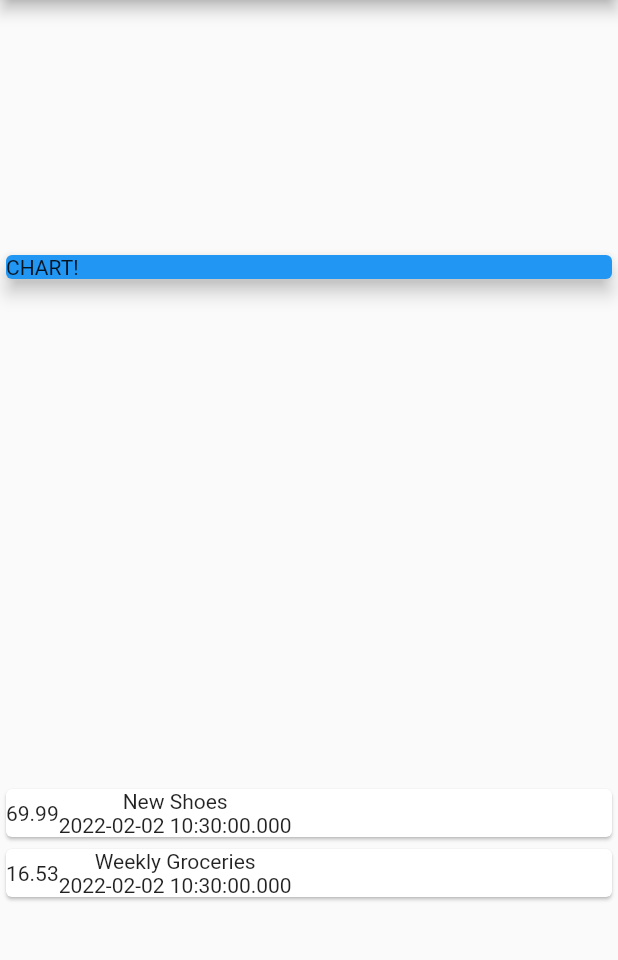
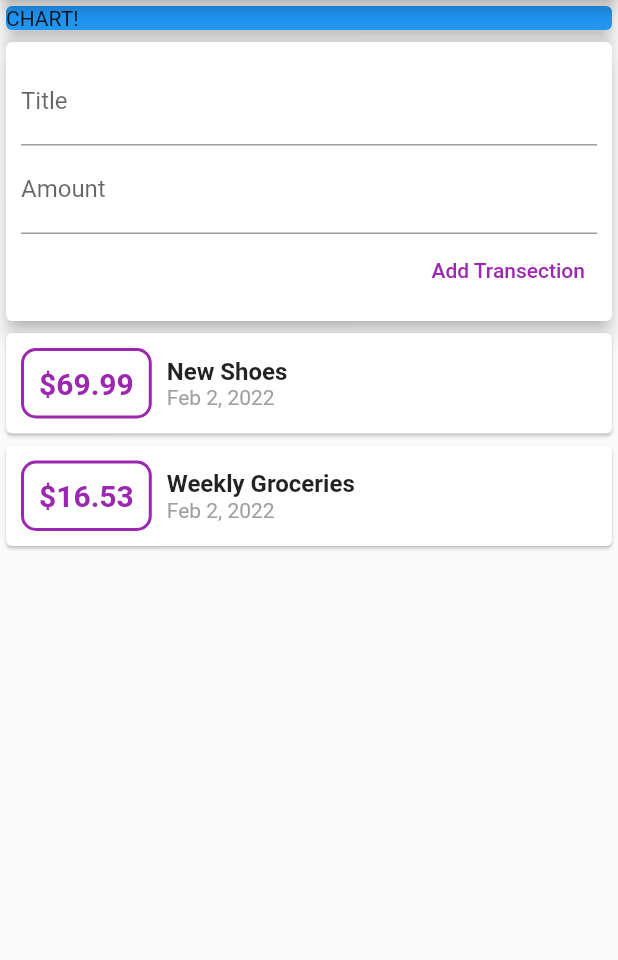
Before and after one commit to Junaed29/flutter_personal_expenses_app, a Flutter app: the screen it shows after launch, on a phone screen of 412 x 824 dp, the part 84-1044 px from its top. Run offline on Flutter 3.47's test engine with Material 2 defaults, Android fonts, the phone set to English and light mode, and no system bars.

Commit message:
Splitting the widgets into many

```diff
--- a/lib/main.dart
+++ b/lib/main.dart
@@ -1,5 +1,6 @@
 import 'package:flutter/material.dart';
-import 'package:flutter_personal_expenses_app/transection.dart';
+
+import 'widgets/user_transaction.dart';
 
 void main() {
   runApp(const MyApp());
@@ -18,21 +19,6 @@ class MyApp extends StatelessWidget {
 }
 
 class MyHomePage extends StatelessWidget {
-  final List<Transaction> transactions = [
-    Transaction(
-      id: 't1',
-      title: 'New Shoes',
-      amount: 69.99,
-      date: DateTime.now(),
-    ),
-    Transaction(
-      id: 't2',
-      title: 'Weekly Groceries',
-      amount: 16.53,
-      date: DateTime.now(),
-    ),
-  ];
-
   @override
   Widget build(BuildContext context) {
     return Scaffold(
@@ -40,7 +26,7 @@ class MyHomePage extends StatelessWidget {
         title: const Text("Personal Expense"),
       ),
       body: Column(
-        mainAxisAlignment: MainAxisAlignment.spaceAround,
+        mainAxisAlignment: MainAxisAlignment.start,
         crossAxisAlignment: CrossAxisAlignment.stretch,
         children: <Widget>[
           Container(
@@ -51,23 +37,7 @@ class MyHomePage extends StatelessWidget {
               elevation: 5,
             ),
           ),
-          Column(
-            children: transactions
-                .map((item) => Card(
-                      child: Row(
-                        children: [
-                          Text(item.amount.toString()),
-                          Column(
-                            children: [
-                              Text(item.title),
-                              Text(item.date.toString()),
-                            ],
-                          )
-                        ],
-                      ),
-                    ))
-                .toList(),
-          )
+          UserTransaction()
         ],
       ),
     );
--- /dev/null
+++ b/lib/widgets/new_transaction.dart
@@ -0,0 +1,37 @@
+import 'package:flutter/material.dart';
+
+class NewTransaction extends StatelessWidget {
+  final titleInputController = TextEditingController();
+  final amountInputController = TextEditingController();
+
+  @override
+  Widget build(BuildContext context) {
+    return Card(
+      elevation: 5,
+      child: Container(
+        padding: EdgeInsets.all(10),
+        child: Column(
+          mainAxisAlignment: MainAxisAlignment.center,
+          crossAxisAlignment: CrossAxisAlignment.end,
+          children: [
+            TextField(
+              controller: titleInputController,
+              decoration: InputDecoration(labelText: "Title"),
+            ),
+            TextField(
+              controller: amountInputController,
+              keyboardType: TextInputType.numberWithOptions(),
+              decoration: InputDecoration(labelText: "Amount"),
+            ),
+            TextButton(
+                onPressed: () {},
+                child: Text(
+                  "Add Transection",
+                  style: TextStyle(color: Colors.purple),
+                ))
+          ],
+        ),
+      ),
+    );
+  }
+}
--- /dev/null
+++ b/lib/widgets/transaction_list.dart
@@ -0,0 +1,68 @@
+import 'package:flutter/material.dart';
+import 'package:flutter_personal_expenses_app/models/transection.dart';
+import 'package:intl/intl.dart';
+
+class TransactionList extends StatefulWidget {
+  @override
+  State<TransactionList> createState() => _TransactionListState();
+}
+
+class _TransactionListState extends State<TransactionList> {
+  final List<Transaction> _userTransactions = [
+    Transaction(
+      id: 't1',
+      title: 'New Shoes',
+      amount: 69.99,
+      date: DateTime.now(),
+    ),
+    Transaction(
+      id: 't2',
+      title: 'Weekly Groceries',
+      amount: 16.53,
+      date: DateTime.now(),
+    ),
+  ];
+
+  @override
+  Widget build(BuildContext context) {
+    return Column(
+      children: _userTransactions
+          .map((item) => Card(
+                child: Row(
+                  children: [
+                    Container(
+                      child: Text(
+                        "\$${item.amount}",
+                        style: TextStyle(
+                            fontWeight: FontWeight.bold,
+                            fontSize: 20,
+                            color: Colors.purple),
+                      ),
+                      margin: EdgeInsets.all(10),
+                      decoration: BoxDecoration(
+                        border: Border.all(color: Colors.purple, width: 2),
+                        borderRadius: BorderRadius.all(Radius.circular(10)),
+                      ),
+                      padding: EdgeInsets.all(10),
+                    ),
+                    Column(
+                      crossAxisAlignment: CrossAxisAlignment.start,
+                      children: [
+                        Text(
+                          item.title,
+                          style: TextStyle(
+                              fontSize: 16, fontWeight: FontWeight.bold),
+                        ),
+                        Text(
+                          "${DateFormat.yMMMd().format(item.date)}",
+                          style: TextStyle(color: Colors.grey),
+                        ),
+                      ],
+                    )
+                  ],
+                ),
+              ))
+          .toList(),
+    );
+  }
+}
--- /dev/null
+++ b/lib/widgets/user_transaction.dart
@@ -0,0 +1,20 @@
+import 'package:flutter/material.dart';
+
+import 'new_transaction.dart';
+import 'transaction_list.dart';
+
+class UserTransaction extends StatefulWidget {
+  const UserTransaction({Key? key}) : super(key: key);
+
+  @override
+  _UserTransactionState createState() => _UserTransactionState();
+}
+
+class _UserTransactionState extends State<UserTransaction> {
+  @override
+  Widget build(BuildContext context) {
+    return Column(
+      children: [NewTransaction(), TransactionList()],
+    );
+  }
+}
```
Also changed, not shown: pubspec.yaml (+1 -32 lines), lib/models/transection.dart (renamed from lib/transection.dart), pubspec.lock.
